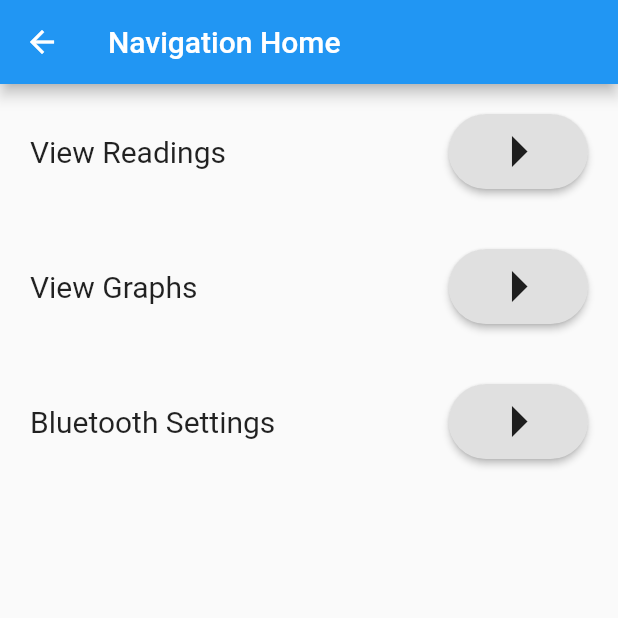
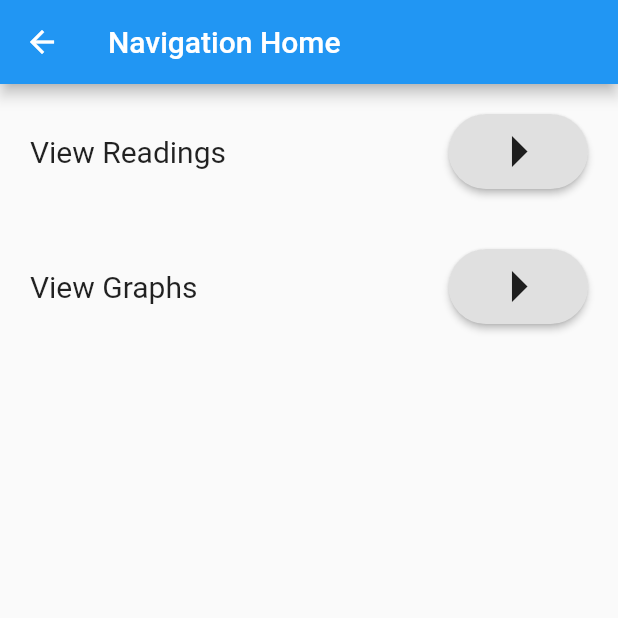
Before and after one commit to klibertowski/senior-design-mobile, a Flutter app: the screen it shows after launch, after a tap on "Sign In", on a phone screen of 412 x 824 dp, the top half of it. Run offline on Flutter 3.47's test engine with Material 2 defaults, Android fonts, the phone set to English and light mode, and no system bars.

```diff
--- a/impedance_app/lib/main.dart
+++ b/impedance_app/lib/main.dart
@@ -1,21 +1,20 @@
 import 'dart:ui';
 
 import 'package:flutter/material.dart';
-import 'package:flutter_bluetooth_serial/flutter_bluetooth_serial.dart';
 
 void main() {
   runApp(MaterialApp(
     title: 'App',
-    home: MyApp(),
+    home: SignIn(),
   ));
 }
 
-class MyApp extends StatefulWidget{
+class SignIn extends StatefulWidget{
   @override
-  _MyAppState createState() => _MyAppState();
+  _SignInState createState() => _SignInState();
 }
 
-class _MyAppState extends State<MyApp> {
+class _SignInState extends State<SignIn> {
   // This widget is the root of your application.
   @override
   Widget build(BuildContext context) {
@@ -143,36 +142,6 @@ class NavigationPage extends StatelessWidget {
               ],
             ),
           ),
-          Container(
-            padding: EdgeInsets.all(20.0),
-            child: Row(
-              children: <Widget>[
-                Expanded(
-                  flex: 3,
-                  child: Text(
-                    'Bluetooth Settings',
-                    style: TextStyle(
-                      fontSize: 20.0,
-                    ),
-                  ),
-                ),
-                Expanded(
-                    flex: 1,
-                    child: RaisedButton(
-                        onPressed: () {
-                          Navigator.push(
-                            context,
-                            MaterialPageRoute(builder: (context) => BluetoothSettings()),
-                          );
-                        },
-                        shape: StadiumBorder(),
-                        child: Icon(
-                          Icons.arrow_right,
-                          size: 50.0,
-                        ))),
-              ],
-            ),
-          ),
         ],
       ),
     );
```
